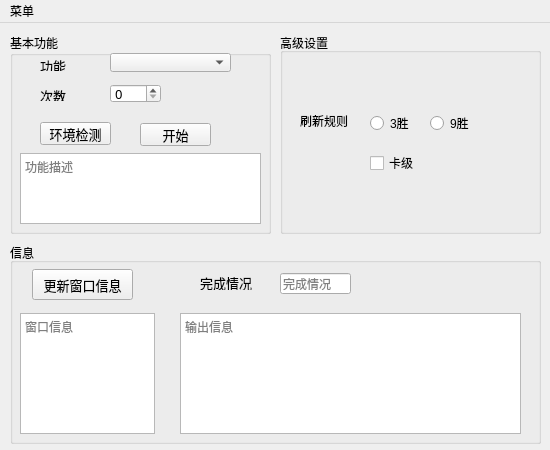
First picture: the form in ui/mainui.ui, repository AquamarineCyan/OnmyojiDesktopAssistant, before the edit.
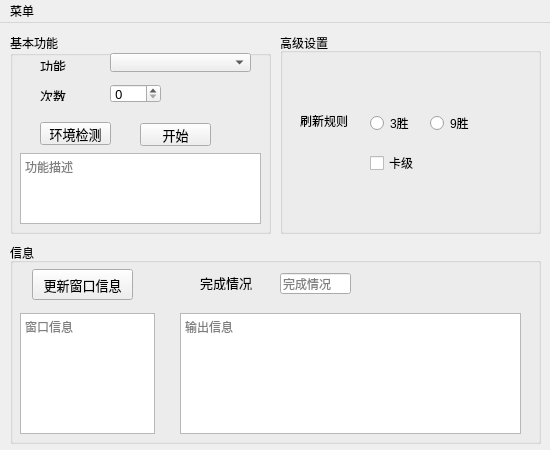
Second picture: the form after the edit.

Commit message: 修复 UI

```diff
--- a/ui/mainui.ui
+++ b/ui/mainui.ui
@@ -90,7 +90,7 @@
       <rect>
        <x>100</x>
        <y>20</y>
-       <width>121</width>
+       <width>141</width>
        <height>19</height>
       </rect>
      </property>
```
Left out of the diff: 2 changed lines with no effect on the pictures. The commit also changes 2 other files.
